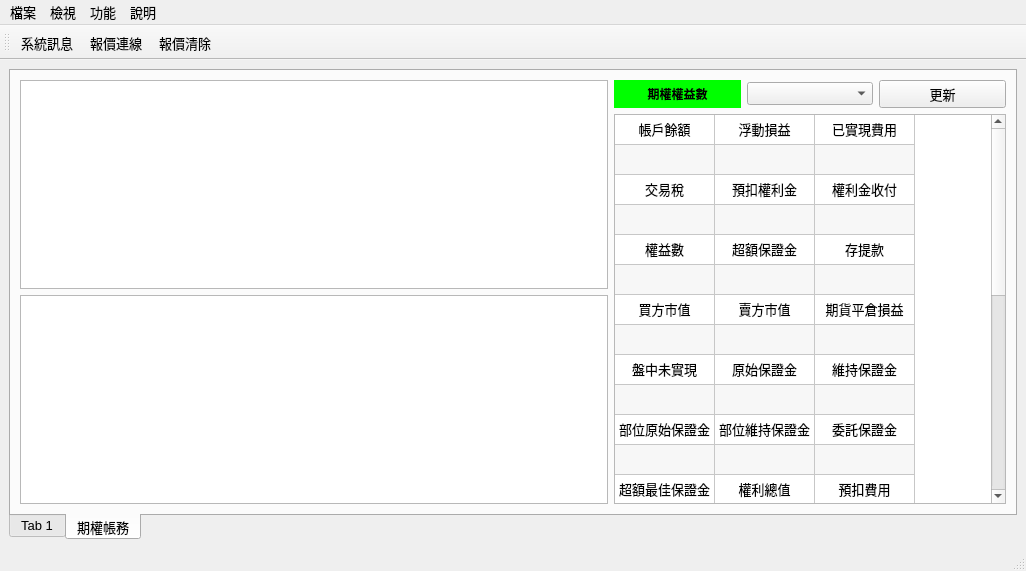
clamgee/python-code, file APIver1/UI/MainWindow.ui: the form before one commit.
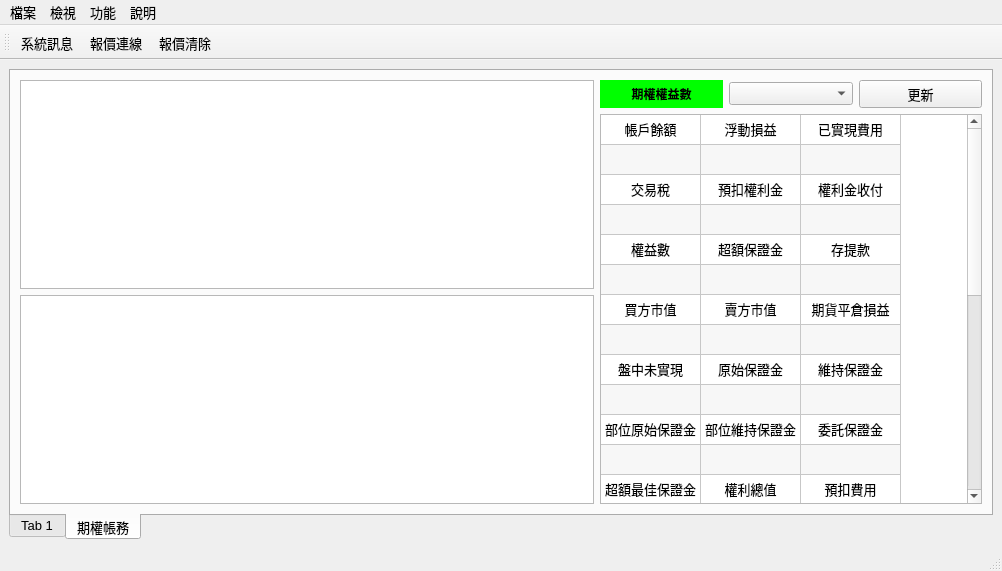
The form after the commit.

Patch:
```diff
--- a/APIver1/UI/MainWindow.ui
+++ b/APIver1/UI/MainWindow.ui
@@ -9,7 +9,7 @@
    <rect>
     <x>0</x>
     <y>0</y>
-    <width>1026</width>
+    <width>1002</width>
     <height>571</height>
    </rect>
   </property>
@@ -270,7 +270,11 @@
           <item>
            <layout class="QVBoxLayout" name="verticalLayout_5">
             <item>
-             <widget class="QTableWidget" name="Commission_TB"/>
+             <widget class="QTableView" name="Reply_TBW">
+              <property name="alternatingRowColors">
+               <bool>true</bool>
+              </property>
+             </widget>
             </item>
             <item>
              <widget class="QTableWidget" name="Onopen_TB"/>
@@ -1014,7 +1018,7 @@
     <rect>
      <x>0</x>
      <y>0</y>
-     <width>1026</width>
+     <width>1002</width>
      <height>21</height>
     </rect>
    </property>
```
